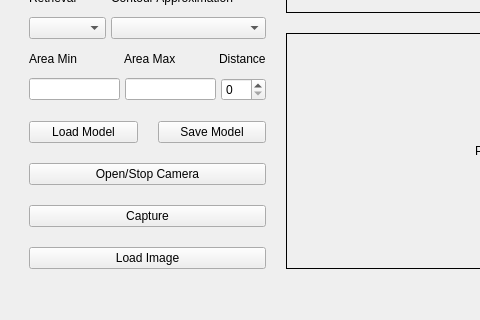
Above: src/gui/MainWindowUI.ui from vananh2606/VisionProcessingImage before the change; both pictures show x 0 to 480 and y 272 to 592 of the 789 by 592 pixel window. Below: the same form after it.
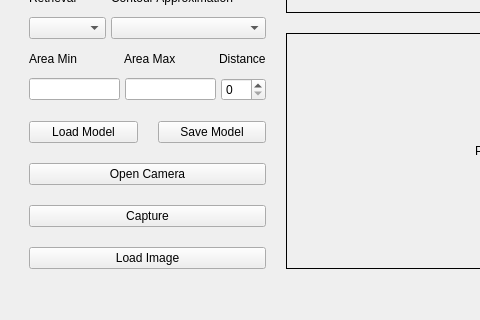
That is the form after the change.

Commit message: Add Open Camera

```diff
--- a/src/gui/MainWindowUI.ui
+++ b/src/gui/MainWindowUI.ui
@@ -230,7 +230,7 @@
           <item>
            <widget class="QPushButton" name="Camera">
             <property name="text">
-             <string>Open/Stop Camera</string>
+             <string>Open Camera</string>
             </property>
            </widget>
           </item>
```
Left out of the diff: 2 changed lines with no effect on the pictures. The commit also changes 6 other files.
